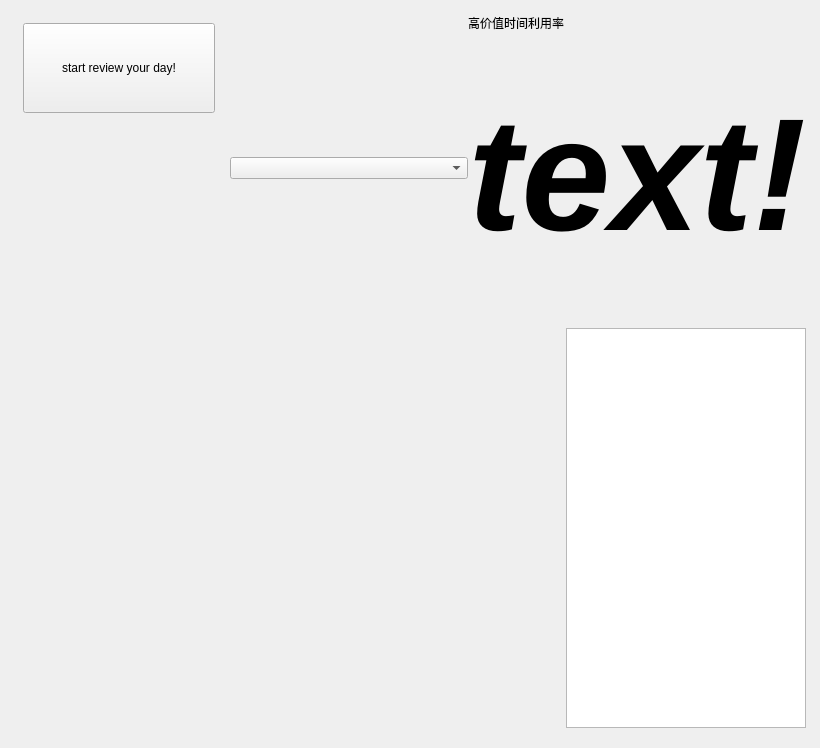
First picture: the form in QtUI/rawUI/rawMenuPage.ui, repository 67-68/Time-Integrator, before the edit.
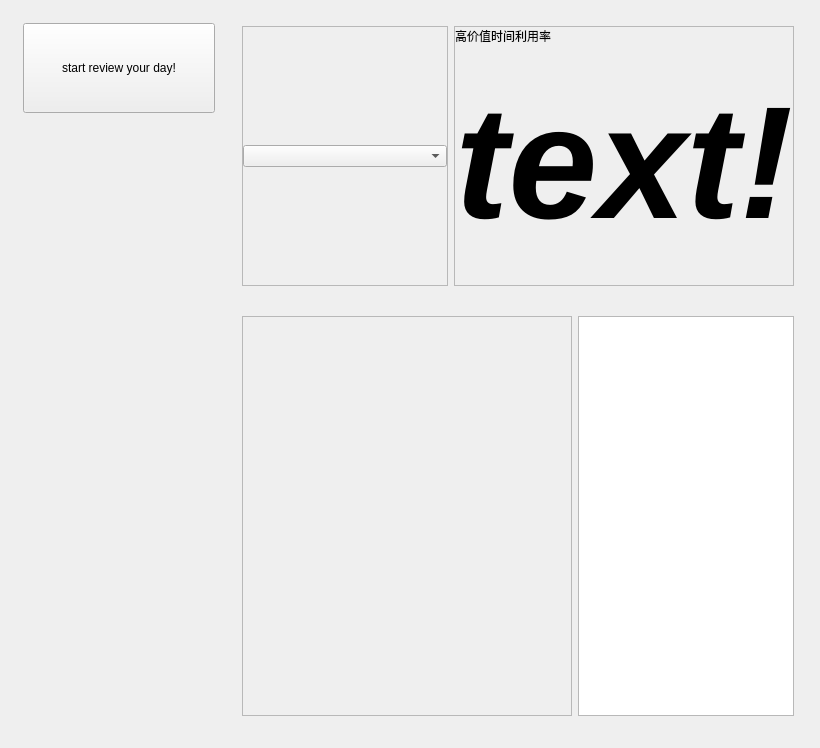
Second picture: the form after the edit. Custom widgets are drawn as their Qt base class.

```diff
--- a/QtUI/rawUI/rawMenuPage.ui
+++ b/QtUI/rawUI/rawMenuPage.ui
@@ -155,24 +155,24 @@
               </property>
               <layout class="QHBoxLayout" name="horizontalLayout_4">
                <property name="spacing">
-                <number>0</number>
+                <number>-1</number>
                </property>
                <property name="leftMargin">
-                <number>0</number>
+                <number>12</number>
                </property>
                <property name="topMargin">
-                <number>0</number>
+                <number>12</number>
                </property>
                <property name="rightMargin">
-                <number>0</number>
+                <number>12</number>
                </property>
                <property name="bottomMargin">
-                <number>0</number>
+                <number>12</number>
                </property>
                <item>
                 <widget class="QFrame" name="menuTimeFrame">
                  <property name="frameShape">
-                  <enum>QFrame::Shape::NoFrame</enum>
+                  <enum>QFrame::Shape::StyledPanel</enum>
                  </property>
                  <property name="frameShadow">
                   <enum>QFrame::Shadow::Raised</enum>
@@ -208,7 +208,7 @@
                   </size>
                  </property>
                  <property name="frameShape">
-                  <enum>QFrame::Shape::NoFrame</enum>
+                  <enum>QFrame::Shape::StyledPanel</enum>
                  </property>
                  <property name="frameShadow">
                   <enum>QFrame::Shadow::Raised</enum>
@@ -289,16 +289,16 @@
            </property>
            <layout class="QHBoxLayout" name="horizontalLayout_6">
             <property name="leftMargin">
-             <number>0</number>
+             <number>12</number>
             </property>
             <property name="topMargin">
-             <number>0</number>
+             <number>12</number>
             </property>
             <property name="rightMargin">
-             <number>0</number>
+             <number>12</number>
             </property>
             <property name="bottomMargin">
-             <number>0</number>
+             <number>12</number>
             </property>
             <item>
              <widget class="QFrame" name="fourRealmFrame">
@@ -309,7 +309,7 @@
                </size>
               </property>
               <property name="frameShape">
-               <enum>QFrame::Shape::NoFrame</enum>
+               <enum>QFrame::Shape::StyledPanel</enum>
               </property>
               <property name="frameShadow">
                <enum>QFrame::Shadow::Plain</enum>
```
